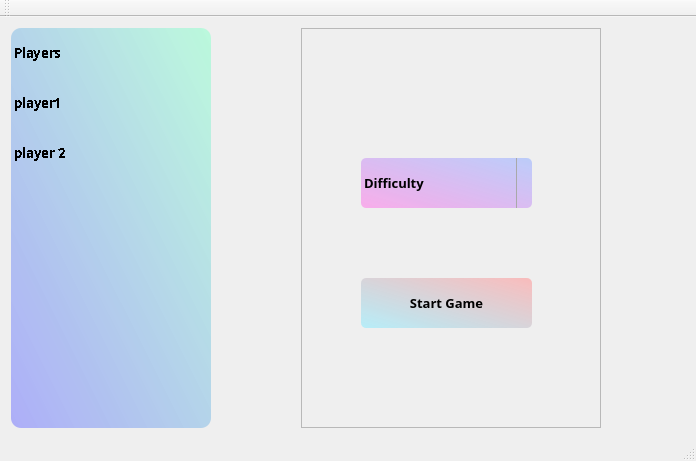
This is GUI+Client/GUI+Client/lobbyWindow.ui in RobyDoge/Burning-Legion as Qt 5 draws it before an edit. The edited form follows.
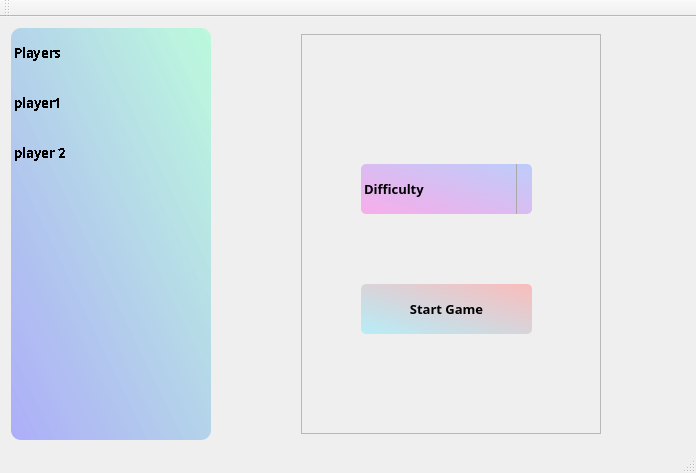
This is the edited form.

Commit message: Addded difficulty change method, client and server sides, (visual it doesn`t update for all users yet)

```diff
--- a/GUI+Client/GUI+Client/lobbyWindow.ui
+++ b/GUI+Client/GUI+Client/lobbyWindow.ui
@@ -7,7 +7,7 @@
     <x>0</x>
     <y>0</y>
     <width>696</width>
-    <height>450</height>
+    <height>473</height>
    </rect>
   </property>
   <property name="windowTitle">
@@ -161,6 +161,11 @@
        <property name="placeholderText">
         <string>Difficulty</string>
        </property>
+       <item>
+        <property name="text">
+         <string>No Difficulty</string>
+        </property>
+       </item>
        <item>
         <property name="text">
          <string>Easy</string>
```
Left out of the diff: 5 changed lines with no effect on the pictures. The commit also changes 6 other files.
